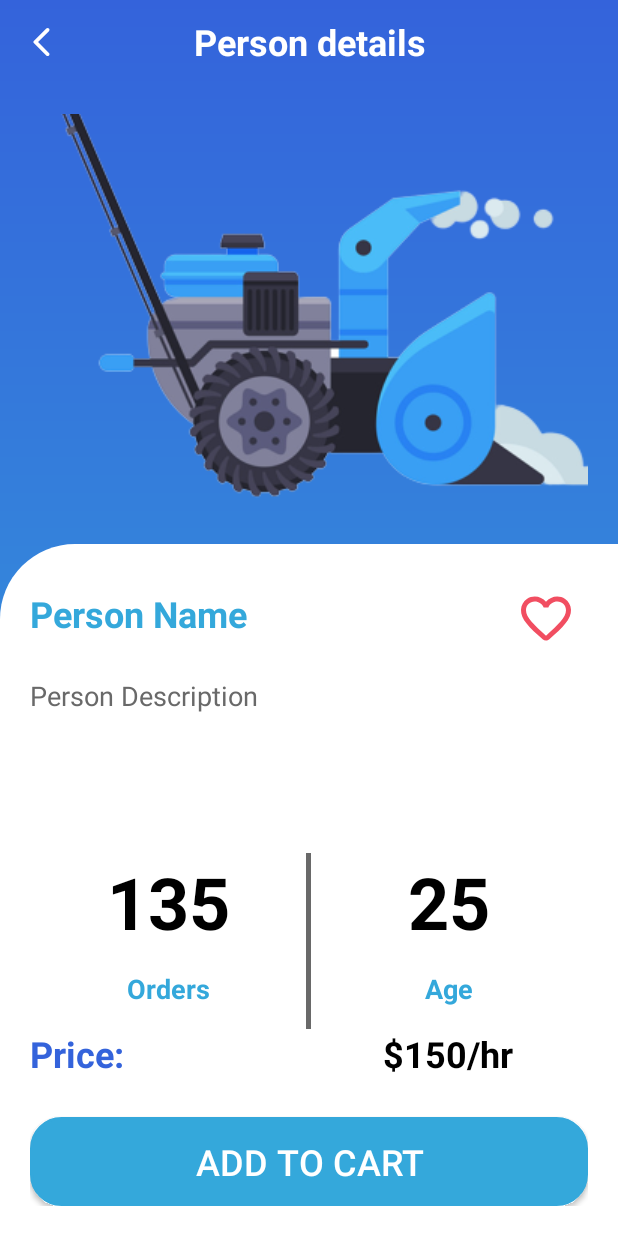
After one commit to Iam-Karan/SnowRemoverAndroid, an Android app: the PersonDetailActivity screen opened directly, with no data from a screen before it, on a phone screen of 412 x 824 dp. The commit adds this screen. Run offline under Robolectric (Android 15) with nearby library versions, the phone set to English and light mode, and no system bars; our stand-ins replace Firebase (no records; nobody signed in at launch, a user with empty details on screens opened directly); pictures from the network do not load; 2 statements that could not run were skipped.

Commit message:
Person detail screen done

```diff
--- a/app/src/main/java/com/snowremover/snowremoverandroid/HomePageRecyclerView.java
+++ b/app/src/main/java/com/snowremover/snowremoverandroid/HomePageRecyclerView.java
@@ -73,6 +73,12 @@ public class HomePageRecyclerView extends RecyclerView.Adapter<HomePageRecyclerV
                     Glide.with(context)
                             .load(uri)
                             .into(holder.itemImage));
+
+            holder.card.setOnClickListener(view -> {
+                Intent intent = new Intent(view.getContext(), PersonDetailActivity.class);
+                intent.putExtra("PersonId", productItemData.get(position).getId());
+                view.getContext().startActivity(intent);
+            });
         }else {
             StorageReference storageReference =  FirebaseStorage.getInstance().getReference("products/"+productItemData.get(position).getImage());
 
--- /dev/null
+++ b/app/src/main/java/com/snowremover/snowremoverandroid/PersonDetailActivity.java
@@ -0,0 +1,220 @@
+package com.snowremover.snowremoverandroid;
+
+import androidx.appcompat.app.AppCompatActivity;
+import androidx.appcompat.widget.AppCompatButton;
+import androidx.appcompat.widget.Toolbar;
+
+import android.annotation.SuppressLint;
+import android.content.Intent;
+import android.os.Bundle;
+import android.util.Log;
+import android.view.View;
+import android.widget.ImageButton;
+import android.widget.ImageView;
+import android.widget.TextView;
+import android.widget.Toast;
+
+import com.bumptech.glide.Glide;
+import com.google.firebase.auth.FirebaseAuth;
+import com.google.firebase.auth.FirebaseUser;
+import com.google.firebase.firestore.DocumentReference;
+import com.google.firebase.firestore.DocumentSnapshot;
+import com.google.firebase.firestore.FirebaseFirestore;
+import com.google.firebase.storage.FirebaseStorage;
+import com.google.firebase.storage.StorageReference;
+import java.util.ArrayList;
+import java.util.HashMap;
+import java.util.Map;
+import java.util.Objects;
+
+public class PersonDetailActivity extends AppCompatActivity {
+
+    private TextView personName, personPrice, personDescription, personOrders, personAge;
+    private ImageButton addFavourite, removeFavourite, backButton;
+    private AppCompatButton addtoCart;
+    private ImageView personImage;
+    FirebaseUser mFirebaseUser;
+    String personId;
+    String uId;
+    ArrayList<String> personIds = new ArrayList<>();
+    FirebaseFirestore firestore;
+    @Override
+    protected void onCreate(Bundle savedInstanceState) {
+        super.onCreate(savedInstanceState);
+        setContentView(R.layout.activity_person_detail);
+
+        PersonDetailActivity.this.setTitle("");
+        Toolbar toolbar = findViewById(R.id.toolbar);
+        setSupportActionBar(toolbar);
+
+        Intent intent = getIntent();
+        personId = intent.getExtras().getString("PersonId");
+
+        FirebaseAuth mAuth = FirebaseAuth.getInstance();
+        firestore = FirebaseFirestore.getInstance();
+        mFirebaseUser = mAuth.getCurrentUser();
+
+        findID();
+        setData();
+
+        if(mFirebaseUser != null){
+            uId = mFirebaseUser.getUid();
+            addFavourite.setOnClickListener(view -> {
+                setAddToFavourite();
+                removeFavourite.setVisibility(View.VISIBLE);
+                addFavourite.setVisibility(View.GONE);
+            });
+
+            removeFavourite.setOnClickListener(view -> {
+                setRemoveFavourite();
+                addFavourite.setVisibility(View.VISIBLE);
+                removeFavourite.setVisibility(View.GONE);
+            });
+
+            addtoCart.setOnClickListener(view -> addToCart());
+        }else {
+            addFavourite.setOnClickListener(view -> toastLogin());
+
+            removeFavourite.setOnClickListener(view -> toastLogin());
+
+            addtoCart.setOnClickListener(view -> toastLogin());
+        }
+
+        backButton.setOnClickListener(view -> {
+            onBackPressed();
+        });
+    }
+    public void findID(){
+        backButton = findViewById(R.id.back_button);
+        personName = findViewById(R.id.person_name);
+        personDescription = findViewById(R.id.person_description);
+        personPrice = findViewById(R.id.person_price);
+        addFavourite = findViewById(R.id.person_add_favourite);
+        removeFavourite = findViewById(R.id.person_remove_favourite);
+        personImage = findViewById(R.id.person_image);
+        personAge = findViewById(R.id.person_age);
+        personOrders = findViewById(R.id.person_order);
+        addtoCart = findViewById(R.id.person_add_to_cart);
+    }
+
+    public void setData(){
+
+
+        DocumentReference docRef = firestore.collection("person").document(personId);
+        docRef.get().addOnCompleteListener(task -> {
+            if (task.isSuccessful()) {
+                DocumentSnapshot document = task.getResult();
+                assert document != null;
+                if (document.exists()) {
+                    StorageReference storageReference =  FirebaseStorage.getInstance().getReference("personimages/"+document.getData().get("imageurl").toString());
+
+                    storageReference.getDownloadUrl().addOnSuccessListener(uri ->
+                            Glide.with(this)
+                                    .load(uri)
+                                    .into(personImage));
+
+                    personName.setText(document.getData().get("name").toString());
+                    personDescription.setText(document.getData().get("description").toString());
+                    personPrice.setText("$ 0.00");
+                    personAge.setText(document.getData().get("age").toString());
+                    personOrders.setText(document.getData().get("numberOfOrder").toString());
+                } else {
+                    Log.d("document Not Found", "No such document");
+                }
+            } else {
+                Log.d("error", "get failed with ", task.getException());
+            }
+        }).addOnFailureListener(e -> Log.d("error", e.toString()));
+
+        if(mFirebaseUser !=  null){
+            uId = mFirebaseUser.getUid();
+            firestore.collection("users").document(uId).collection("favourite").get()
+                    .addOnCompleteListener(task -> {
+                        if (task.isSuccessful()) {
+                            if(Objects.requireNonNull(task.getResult()).size() > 0) {
+                                for (DocumentSnapshot document : task.getResult()) {
+                                    if (document.exists()) {
+                                        if(personId.equals(document.getId())){
+                                            removeFavourite.setVisibility(View.VISIBLE);
+                                            addFavourite.setVisibility(View.GONE);
+                                        }
+                                    }
+
+                                }
+                            } else {
+                                removeFavourite.setVisibility(View.GONE);
+                                addFavourite.setVisibility(View.VISIBLE);
+                            }
+                        } else {
+                            Toast.makeText(getApplicationContext(), "Task Fails to get Favourite products", Toast.LENGTH_SHORT).show();
+                        }
+                    });
+        }
+    }
+
+
+    @SuppressLint("SetTextI18n")
+    public void addToCart(){
+
+        firestore.collection("users").document(uId).collection("cart").get()
+                .addOnCompleteListener(task -> {
+                    if (task.isSuccessful()) {
+                        if(Objects.requireNonNull(task.getResult()).size() > 0) {
+                            for (DocumentSnapshot document : task.getResult()) {
+                                if (document.exists()) {
+                                    String id = document.getData().get("id").toString();
+                                    String type = document.getData().get("type").toString();
+                                    String quantity = document.getData().get("quantity").toString();
+                                    CartModel data = new CartModel(id, type, quantity);
+                                    personIds.add(data.getId());
+                                }
+                            }
+                            if(personIds.contains(personId)){
+                                Toast.makeText(getApplicationContext(), "Already added in the cart!", Toast.LENGTH_SHORT).show();
+                            }
+                            else {
+                                addProductToCart();
+                            }
+                        } else {
+                            addProductToCart();
+                        }
+                    } else {
+                        Toast.makeText(getApplicationContext(), "Task Fails to get cart products", Toast.LENGTH_SHORT).show();
+                    }
+                });
+
+    }
+
+    @SuppressLint("SetTextI18n")
+    public void addProductToCart(){
+        DocumentReference documentReference = firestore.collection("users").document(uId).collection("cart").document(personId);
+
+        Map<String, String> product = new HashMap<>();
+        product.put("id", personId);
+        product.put("quantity", "1");
+        product.put("type", "person");
+        documentReference.set(product).addOnSuccessListener(unused -> {
+            Toast.makeText(getApplicationContext(), "Person Added successfully!", Toast.LENGTH_SHORT).show();
+        }).addOnFailureListener(e -> Toast.makeText(getApplicationContext(), e.toString(), Toast.LENGTH_SHORT).show());
+    }
+
+     public void setAddToFavourite(){
+        DocumentReference documentReference = firestore.collection("users").document(uId).collection("favourite").document(personId);
+
+        Map<String, String> product = new HashMap<>();
+        product.put("id", personId);
+        product.put("type", "person");
+        documentReference.set(product).addOnSuccessListener(unused -> Toast.makeText(getApplicationContext(), "Item Added successfully!", Toast.LENGTH_SHORT).show()).addOnFailureListener(e -> Toast.makeText(getApplicationContext(), e.toString(), Toast.LENGTH_SHORT).show());
+    }
+
+    public void setRemoveFavourite(){
+        firestore.collection("users").document(uId).collection("favourite").document(personId)
+                .delete()
+                .addOnSuccessListener(aVoid -> Toast.makeText(getApplicationContext(), "Item removed From Favourite successfully!", Toast.LENGTH_SHORT).show())
+                .addOnFailureListener(e -> Log.w("error", e.toString()));
+    }
+
+    public void toastLogin(){
+        Toast.makeText(getApplicationContext(), "Login first!", Toast.LENGTH_SHORT).show();
+    }
+}
--- /dev/null
+++ b/app/src/main/res/layout/activity_person_detail.xml
@@ -0,0 +1,235 @@
+<?xml version="1.0" encoding="utf-8"?>
+<RelativeLayout xmlns:android="http://schemas.android.com/apk/res/android"
+    xmlns:app="http://schemas.android.com/apk/res-auto"
+    xmlns:tools="http://schemas.android.com/tools"
+    android:layout_width="match_parent"
+    android:layout_height="match_parent"
+    android:background="@drawable/card_background"
+    tools:context=".PersonDetailActivity">
+
+    <androidx.appcompat.widget.Toolbar
+        android:id="@+id/toolbar"
+        android:layout_width="match_parent"
+        android:layout_height="wrap_content"
+        android:background="@android:color/transparent"
+        android:minHeight="?attr/actionBarSize"
+        android:theme="?attr/actionBarTheme"
+        tools:layout_editor_absoluteX="0dp"
+        tools:layout_editor_absoluteY="0dp"
+        android:elevation="0dp">
+
+        <ImageButton
+            android:id="@+id/back_button"
+            android:layout_width="wrap_content"
+            android:layout_height="wrap_content"
+            android:src="@drawable/ic_round_arrow_back_ios_24"
+            android:background="@android:color/transparent"/>
+
+        <TextView
+            android:layout_gravity="center"
+            android:id="@+id/headerText"
+            android:layout_width="wrap_content"
+            android:layout_height="wrap_content"
+            android:layout_centerVertical="true"
+            android:text="Person details"
+            android:textSize="24dp"
+            android:textStyle="bold"
+            android:textAlignment="center"
+            android:textColor="@color/white" />
+
+    </androidx.appcompat.widget.Toolbar>
+
+    <LinearLayout
+        android:layout_below="@+id/toolbar"
+        android:layout_width="match_parent"
+        android:layout_height="match_parent"
+        android:orientation="vertical">
+        <RelativeLayout
+            android:layout_weight="2"
+            android:layout_width="match_parent"
+            android:layout_height="0dp"
+            android:padding="20dp">
+
+            <ImageView
+                android:id="@+id/person_image"
+                android:layout_width="match_parent"
+                android:layout_height="match_parent"
+                android:src="@drawable/toolone"
+                android:scaleType="center"/>
+
+
+        </RelativeLayout>
+
+        <LinearLayout
+            android:layout_weight="3"
+            android:layout_width="match_parent"
+            android:layout_height="0dp"
+            android:background="@drawable/one_side_rounded_bg"
+            android:orientation="vertical"
+            android:paddingTop="30dp"
+            android:paddingBottom="20dp"
+            android:paddingLeft="20dp"
+            android:paddingRight="20dp">
+
+            <LinearLayout
+                android:layout_weight="1"
+                android:layout_width="match_parent"
+                android:layout_height="0dp"
+                android:orientation="horizontal"
+                android:layout_marginRight="10dp">
+
+                <TextView
+                    android:id="@+id/person_name"
+                    android:layout_weight="9"
+                    android:layout_width="0dp"
+                    android:layout_height="wrap_content"
+                    android:text="Person Name"
+                    android:textColor="@color/blue"
+                    android:textStyle="bold"
+                    android:textSize="24sp"/>
+
+                <ImageButton
+                    android:id="@+id/person_add_favourite"
+                    android:layout_weight="1"
+                    android:layout_width="0dp"
+                    android:layout_height="40dp"
+                    android:background="@android:color/transparent"
+                    android:src="@drawable/ic_round_favorite_border_24"
+                    android:scaleType="centerCrop"/>
+
+                <ImageButton
+                    android:visibility="gone"
+                    android:id="@+id/person_remove_favourite"
+                    android:layout_weight="1"
+                    android:layout_width="0dp"
+                    android:layout_height="40dp"
+                    android:background="@android:color/transparent"
+                    android:src="@drawable/ic_round_favorite_24"
+                    android:scaleType="centerCrop"/>
+
+            </LinearLayout>
+
+            <TextView
+                android:layout_weight="2"
+                android:id="@+id/person_description"
+                android:layout_width="match_parent"
+                android:layout_height="0dp"
+                android:text="Person Description"
+                android:textSize="18sp"
+                android:textColor="@color/inactivecolor"/>
+
+            <LinearLayout
+                android:layout_weight="2"
+                android:layout_width="match_parent"
+                android:layout_height="0dp"
+                android:orientation="horizontal">
+
+                <LinearLayout
+                    android:layout_weight="1"
+                    android:layout_width="0dp"
+                    android:layout_height="match_parent"
+                    android:orientation="vertical">
+
+                    <TextView
+                        android:id="@+id/person_order"
+                        android:layout_width="match_parent"
+                        android:layout_height="0dp"
+                        android:layout_weight="2"
+                        android:text="135"
+                        android:textColor="@color/black"
+                        android:textSize="48dp"
+                        android:textStyle="bold"
+                        android:maxLines="1"
+                        android:textAlignment="center"/>
+
+                    <TextView
+                        android:layout_width="match_parent"
+                        android:layout_height="0dp"
+                        android:layout_weight="1"
+                        android:text="Orders"
+                        android:textColor="@color/blue"
+                        android:textSize="18dp"
+                        android:textStyle="bold"
+                        android:textAlignment="center"/>
+
+                </LinearLayout>
+
+                <LinearLayout
+                    android:layout_width="3dp"
+                    android:paddingTop="10dp"
+                    android:paddingBottom="10dp"
+                    android:layout_height="match_parent"
+                    android:background="@color/inactivecolor"/>
+
+                <LinearLayout
+                    android:layout_weight="1"
+                    android:layout_width="0dp"
+                    android:layout_height="match_parent"
+                    android:orientation="vertical">
+
+                    <TextView
+                        android:id="@+id/person_age"
+                        android:layout_width="match_parent"
+                        android:layout_height="0dp"
+                        android:layout_weight="2"
+                        android:text="25"
+                        android:textColor="@color/black"
+                        android:textSize="48dp"
+                        android:textStyle="bold"
+                        android:textAlignment="center"/>
+
+                    <TextView
+                        android:layout_width="match_parent"
+                        android:layout_height="0dp"
+                        android:layout_weight="1"
+                        android:text="Age"
+                        android:textColor="@color/blue"
+                        android:textSize="18dp"
+                        android:textStyle="bold"
+                        android:textAlignment="center"/>
+
+                </LinearLayout>
+
+            </LinearLayout>
+
+            <LinearLayout
+                android:layout_weight="1"
+                android:layout_width="match_parent"
+                android:layout_height="0dp"
+                android:orientation="horizontal">
+
+                <TextView
+                    android:layout_weight="1"
+                    android:layout_width="0dp"
+                    android:layout_height="wrap_content"
+                    android:text="Price:"
+                    android:textSize="24sp"
+                    android:textColor="@color/darkblue"
+                    android:textStyle="bold"/>
+
+                <TextView
+                    android:id="@+id/person_price"
+                    android:layout_weight="1"
+                    android:layout_width="0dp"
+                    android:layout_height="wrap_content"
+                    android:text="$150/hr"
+                    android:textSize="24sp"
+                    android:textColor="@color/black"
+                    android:textStyle="bold"
+                    android:textAlignment="center"/>
+            </LinearLayout>
+
+            <androidx.appcompat.widget.AppCompatButton
+                android:layout_weight="1"
+                android:id="@+id/person_add_to_cart"
+                android:layout_width="match_parent"
+                android:layout_height="0dp"
+                android:text="Add to Cart"
+                android:textColor="@color/white"
+                android:textSize="24sp"
+                android:background="@drawable/blue_buttun_bg"/>
+
+        </LinearLayout>
+    </LinearLayout>
+
+</RelativeLayout>
```
Also changed, not shown: app/src/main/AndroidManifest.xml (+5 -2 lines).
